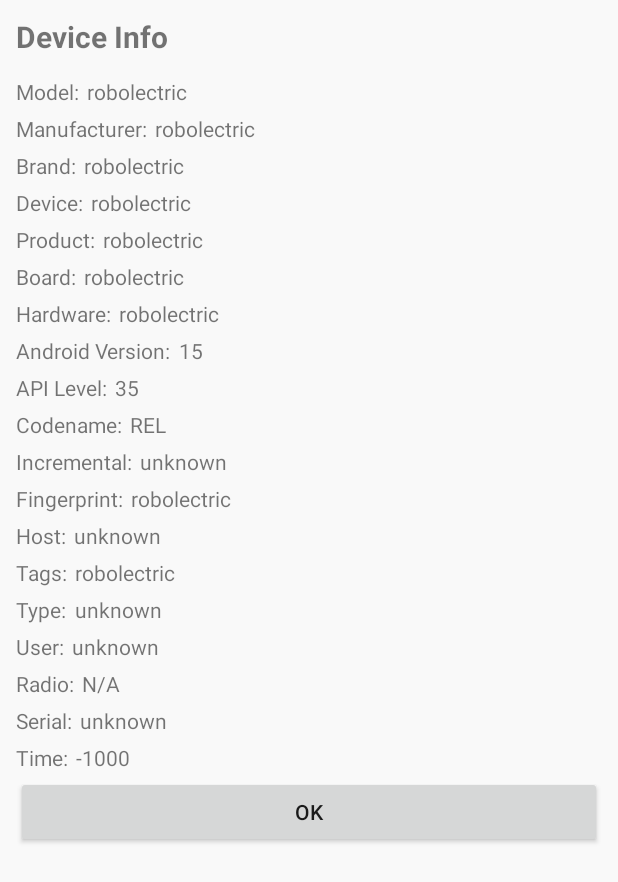
After one commit to YoanValko/mondroid-4, an Android app: the ICSDeviceInfoActivity screen opened directly, with no data from a screen before it, on a phone screen of 412 x 824 dp. The commit adds this screen. Shown: the top 882 px of the screen. Run offline under Robolectric (Android 15) with nearby library versions, the phone set to English and light mode, and no system bars; our stand-ins replace androidx.preference.

Commit message:
Add Device Info activity showing system information

```diff
--- a/app/src/main/AndroidManifest.xml
+++ b/app/src/main/AndroidManifest.xml
@@ -235,6 +235,14 @@
             android:screenOrientation="unspecified"
             android:exported="true"/>
 
+        <!-- Device Info activity. -->
+        <activity
+            android:name=".apps.ICSDeviceInfoActivity"
+            android:label="@string/app_device_info"
+            android:theme="@style/Theme.ICSLauncher"
+            android:screenOrientation="unspecified"
+            android:exported="true"/>
+
         <!-- Clock widget provider. -->
         <receiver
             android:name=".apps.ICSClockWidgetProvider"
--- /dev/null
+++ b/app/src/main/java/com/example/icslauncher/apps/ICSDeviceInfoActivity.java
@@ -0,0 +1,87 @@
+package com.example.icslauncher.apps;
+
+import android.os.Build;
+import android.os.Bundle;
+import android.view.View;
+import android.widget.Button;
+import android.widget.LinearLayout;
+import android.widget.TextView;
+
+import androidx.appcompat.app.AppCompatActivity;
+
+import com.example.icslauncher.R;
+
+/**
+ * Device Info screen showing system information.
+ */
+public class ICSDeviceInfoActivity extends AppCompatActivity {
+
+    @Override
+    protected void onCreate(Bundle savedInstanceState) {
+        super.onCreate(savedInstanceState);
+
+        LinearLayout root = new LinearLayout(this);
+        root.setOrientation(LinearLayout.VERTICAL);
+        root.setPadding(16, 16, 16, 16);
+
+        TextView title = new TextView(this);
+        title.setText("Device Info");
+        title.setTextSize(20);
+        title.setTypeface(android.graphics.Typeface.DEFAULT, android.graphics.Typeface.BOLD);
+        title.setPadding(0, 0, 0, 16);
+        root.addView(title);
+
+        addInfoRow(root, "Model", Build.MODEL);
+        addInfoRow(root, "Manufacturer", Build.MANUFACTURER);
+        addInfoRow(root, "Brand", Build.BRAND);
+        addInfoRow(root, "Device", Build.DEVICE);
+        addInfoRow(root, "Product", Build.PRODUCT);
+        addInfoRow(root, "Board", Build.BOARD);
+        addInfoRow(root, "Hardware", Build.HARDWARE);
+        addInfoRow(root, "Android Version", Build.VERSION.RELEASE);
+        addInfoRow(root, "API Level", String.valueOf(Build.VERSION.SDK_INT));
+        addInfoRow(root, "Codename", Build.VERSION.CODENAME);
+        addInfoRow(root, "Incremental", Build.VERSION.INCREMENTAL);
+        addInfoRow(root, "Fingerprint", Build.FINGERPRINT);
+        addInfoRow(root, "Host", Build.HOST);
+        addInfoRow(root, "Tags", Build.TAGS);
+        addInfoRow(root, "Type", Build.TYPE);
+        addInfoRow(root, "User", Build.USER);
+        addInfoRow(root, "Radio", "N/A");
+        addInfoRow(root, "Serial", Build.SERIAL);
+        addInfoRow(root, "Time", String.valueOf(Build.TIME));
+
+        Button btnOk = new Button(this);
+        btnOk.setText("OK");
+        btnOk.setOnClickListener(v -> finish());
+        root.addView(btnOk);
+
+        setContentView(root);
+    }
+
+    private void addInfoRow(LinearLayout root, String label, String value) {
+        LinearLayout row = new LinearLayout(this);
+        row.setOrientation(LinearLayout.HORIZONTAL);
+        row.setPadding(0, 4, 0, 4);
+
+        TextView lbl = new TextView(this);
+        lbl.setText(label + ":");
+        lbl.setTextSize(14);
+        lbl.setLayoutParams(new LinearLayout.LayoutParams(
+                LinearLayout.LayoutParams.WRAP_CONTENT,
+                LinearLayout.LayoutParams.WRAP_CONTENT));
+        lbl.setPadding(0, 0, 8, 0);
+
+        TextView val = new TextView(this);
+        val.setText(value != null ? value : "N/A");
+        val.setTextSize(14);
+        val.setLayoutParams(new LinearLayout.LayoutParams(
+                LinearLayout.LayoutParams.WRAP_CONTENT,
+                LinearLayout.LayoutParams.WRAP_CONTENT));
+        val.setSingleLine(false);
+
+        row.addView(lbl);
+        row.addView(val);
+        root.addView(row);
+    }
+}
--- a/app/src/main/java/com/example/icslauncher/launcher/ICSLauncherActivity.java
+++ b/app/src/main/java/com/example/icslauncher/launcher/ICSLauncherActivity.java
@@ -83,6 +83,7 @@ public class ICSLauncherActivity extends AppCompatActivity {
             new Shortcut(R.string.app_settings, "com.example.icslauncher", ".apps.ICSSettingsActivity"),
             new Shortcut(R.string.app_info, "com.example.icslauncher", ".apps.ICSAppInfoActivity"),
             new Shortcut(R.string.app_frequent_apps, "com.example.icslauncher", ".apps.ICSFrequentAppsActivity"),
+            new Shortcut(R.string.app_device_info, "com.example.icslauncher", ".apps.ICSDeviceInfoActivity"),
             new Shortcut(R.string.settings, "com.example.icslauncher", ".settings.SettingsActivity"),
             new Shortcut(R.string.wallpaper, "com.example.icslauncher", ".wallpaper.WallpaperPickerActivity"),
     };
--- a/app/src/main/res/values/strings.xml
+++ b/app/src/main/res/values/strings.xml
@@ -35,6 +35,7 @@
     <string name="app_settings">Settings</string>
     <string name="app_info">App Info</string>
     <string name="app_frequent_apps">Frequent Apps</string>
+    <string name="app_device_info">Device Info</string>
 
     <!-- Wallpaper -->
     <string name="wallpaper_ics_default">Ice Cream Sandwich (default)</string>
```
Also changed, not shown: 34 other files.
